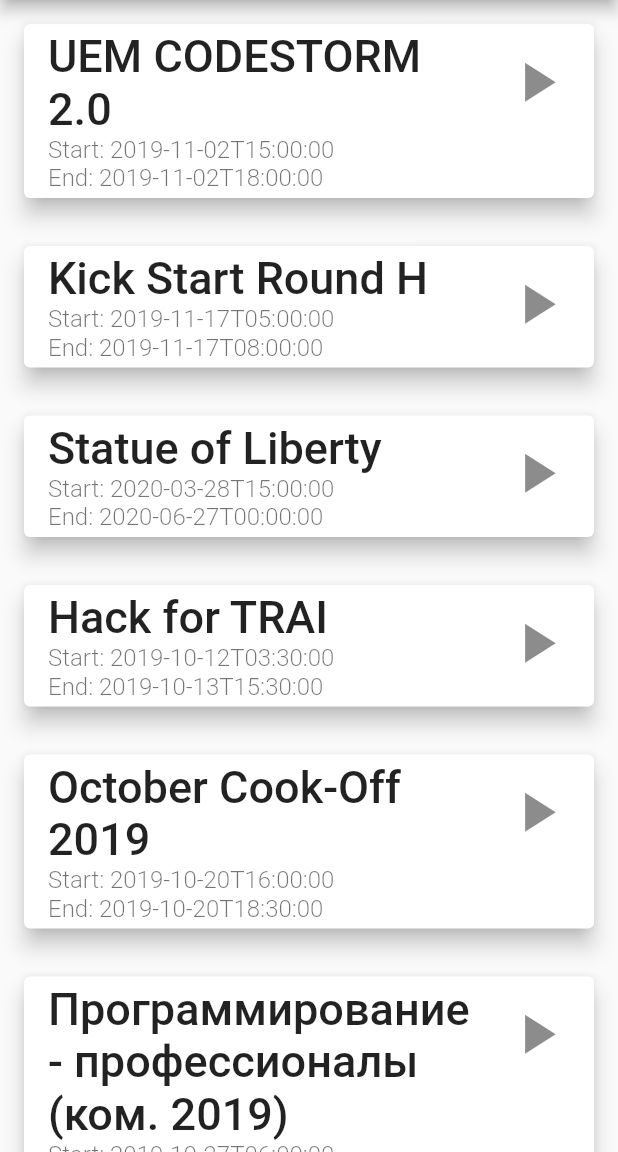
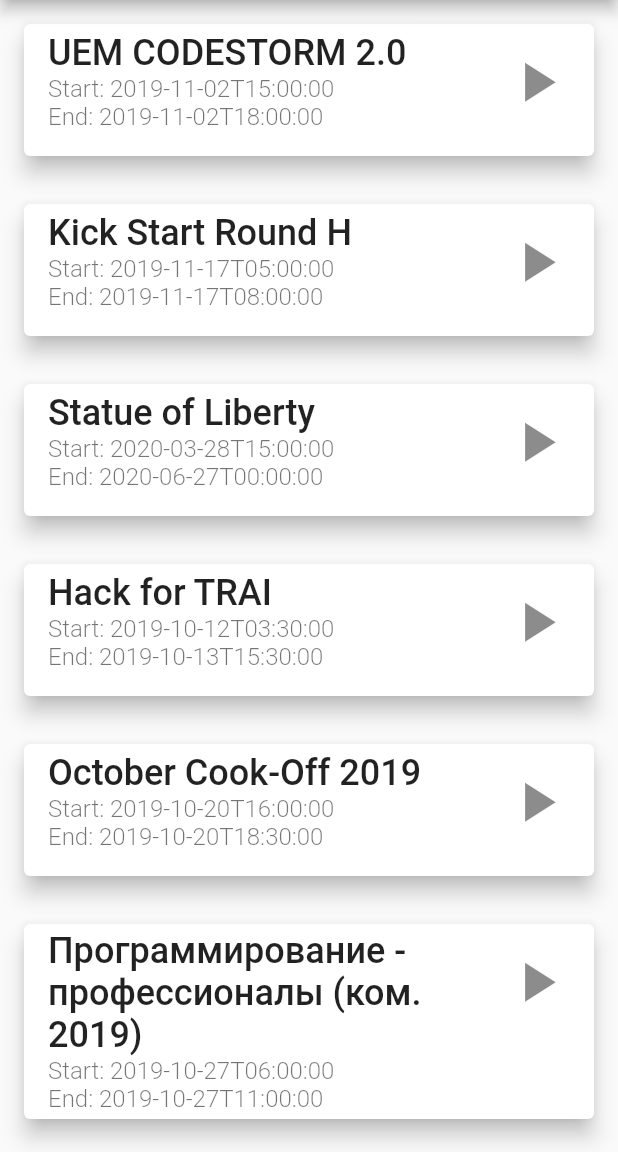
Before and after one commit to JerinFrancisA/Hackathon-Tom, a Flutter app: the screen it shows after launch, on a phone screen of 412 x 824 dp, the part 84-1236 px from its top. Run offline on Flutter 3.47's test engine with Material 2 defaults, Android fonts, the phone set to English and light mode, and no system bars; missing offline and left inert: flutter_web_browser.

Commit message:
font changes aras

```diff
--- a/lib/screens/screen1.dart
+++ b/lib/screens/screen1.dart
@@ -41,7 +41,7 @@ class _Screen1State extends State<Screen1> {
                     title: Text(
                       hacks[index]['event'],
                       style: TextStyle(
-                        fontSize: 30.0,
+                        fontSize: 24.0,
                         fontWeight: FontWeight.w500,
                       ),
                     ),
```
